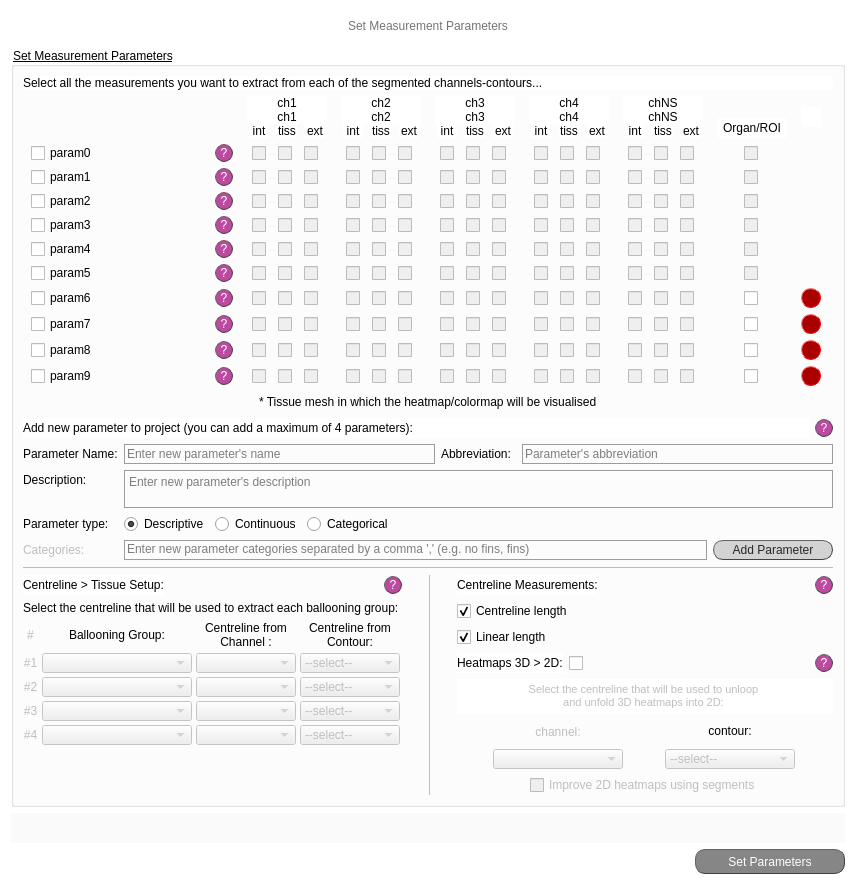
Old version of the form src/gui/ui/set_meas_screen.ui in the repository jsanchez679/morphoHeart_rev.
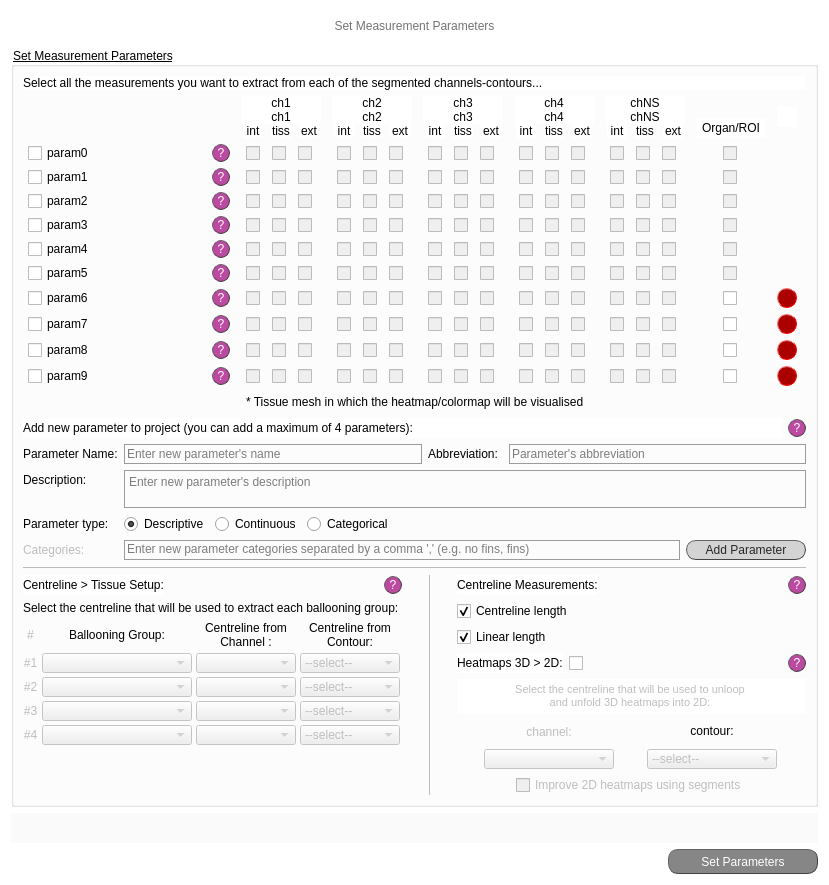
New version of the form.

```diff
--- a/src/gui/ui/set_meas_screen.ui
+++ b/src/gui/ui/set_meas_screen.ui
@@ -6,7 +6,7 @@
    <rect>
     <x>0</x>
     <y>0</y>
-    <width>856</width>
+    <width>829</width>
     <height>885</height>
    </rect>
   </property>
```
